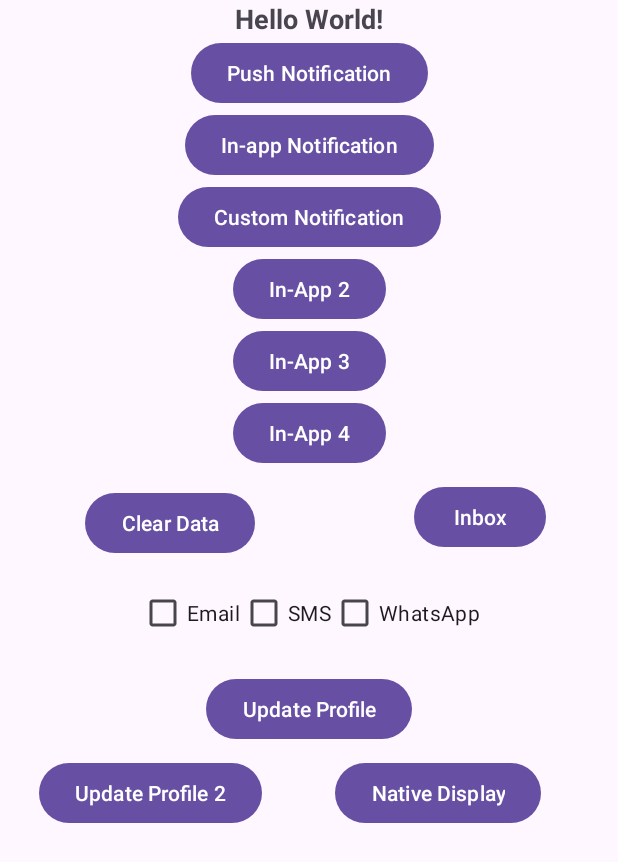
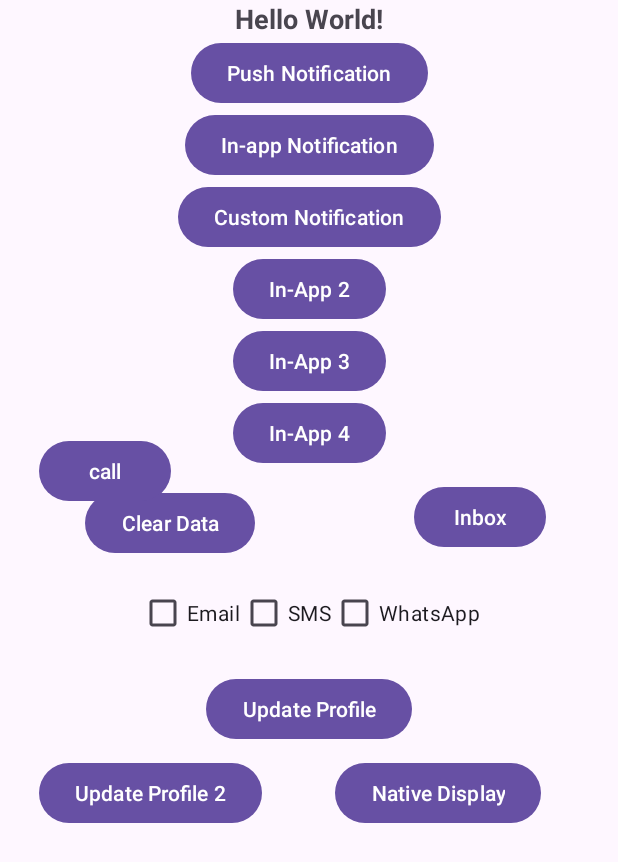
Before and after one commit to lucas150/CleverTap_Android_Integration, an Android app: the screen it shows after launch (MainActivity), on a phone screen of 412 x 824 dp. Shown: the top 862 px of the screen. Run offline under Robolectric (Android 15) with nearby library versions, the phone set to English and light mode, and no system bars; pictures from the network do not load; 13 statements that could not run were skipped.

Commit message:
Signed Call Working for id:johndoe

```diff
--- a/app/src/main/java/com/henil/test_push/CTapp.java
+++ b/app/src/main/java/com/henil/test_push/CTapp.java
@@ -1,36 +1,233 @@
+//package com.henil.test_push;
+//
+//import org.json.JSONException;
+//import org.json.JSONObject;
+//
+//import android.app.Application;
+//import android.app.NotificationManager;
+//import android.util.Log;
+//
+//import androidx.annotation.NonNull;
+//
+//import com.clevertap.android.sdk.ActivityLifecycleCallback;
+//import com.clevertap.android.sdk.CleverTapAPI;
+//import com.clevertap.android.sdk.Constants;
+//import com.clevertap.android.sdk.inapp.CTLocalInApp;
+//import com.clevertap.android.sdk.interfaces.NotificationHandler;
+//import com.clevertap.android.pushtemplates.PushTemplateNotificationHandler;
+//import com.clevertap.android.signedcall.exception.InitException;
+//import com.clevertap.android.signedcall.init.SignedCallAPI;
+//import com.clevertap.android.signedcall.init.SignedCallInitConfiguration;
+//import com.clevertap.android.signedcall.interfaces.SignedCallInitResponse;
+//
+//
+//import java.util.Arrays;
+//
+//import me.leolin.shortcutbadger.BuildConfig;
+//import me.leolin.shortcutbadger.ShortcutBadger;
+//
+//public class CTapp extends Application {
+//
+//    private CleverTapAPI cleverTapAPI;  // Define as a class-level variable
+//
+//    @Override
+//    public void onCreate() {
+//        ActivityLifecycleCallback.register(this);
+//        super.onCreate();
+//
+//        // Initialize CleverTap
+//        cleverTapAPI = CleverTapAPI.getDefaultInstance(getApplicationContext());
+//        CleverTapAPI.setDebugLevel(CleverTapAPI.LogLevel.VERBOSE);
+//
+//        // Create notification channels
+//        CleverTapAPI.createNotificationChannel(getApplicationContext(),
+//                "henil123", "henil123", "henil123", NotificationManager.IMPORTANCE_MAX, true, "hb.mp3");
+//        CleverTapAPI.createNotificationChannel(getApplicationContext(),
+//                "sound", "sound", "sound", NotificationManager.IMPORTANCE_MAX, true, "jsr.mp3");
+//
+//        // Set badge count
+//        int badgeCount = 5;
+//        ShortcutBadger.applyCount(this, badgeCount);
+//
+//        // Set CleverTap notification handler
+//        CleverTapAPI.setNotificationHandler((NotificationHandler) new PushTemplateNotificationHandler());
+//
+//        // Initialize Signed Call API
+//        initializeSignedCall();
+//    }
+//
+//    private void initializeSignedCall() {
+//        boolean allowPersistSocketConnection = true;  // Set based on your requirement
+//        JSONObject initOptions = new JSONObject();
+//        try {
+//            initOptions.put("accountId", "61a52046f56a14cb19a1e9cc");
+//            initOptions.put("apiKey", "9dcced09dae16c5e3606c22346d92361b77efdb360425913850bea4f22d812dd");
+//            initOptions.put("cuid", "ct_henil123");
+//            initOptions.put("appId", BuildConfig.APPLICATION_ID);  // Ensure correct import
+//            initOptions.put("name", "ct_henil123");
+//            initOptions.put("ringtone", "");
+//        } catch (JSONException e) {
+//            Log.e("SignedCall", "JSON Error: ", e);
+//        }
+//        JSONObject jsonObjectConfig = CTLocalInApp.builder()
+//                .setInAppType(CTLocalInApp.InAppType.HALF_INTERSTITIAL)
+//                .setTitleText("Get Notified")
+//                .setMessageText("Please enable notifications on your device to use Push Notifications.")
+//                .followDeviceOrientation(true)
+//                .setPositiveBtnText("Allow")
+//                .setNegativeBtnText("Cancel")
+//                .setBackgroundColor(Constants.WHITE)
+//                .setBtnBorderColor(Constants.BLUE)
+//                .setTitleTextColor(Constants.BLUE)
+//                .setMessageTextColor(Constants.BLACK)
+//                .setBtnTextColor(Constants.WHITE)
+//                .setImageUrl("https://icons.iconarchive.com/icons/treetog/junior/64/camera-icon.png")
+//                .setBtnBackgroundColor(Constants.BLUE)
+//                .build();
+//
+//        // 🛠 Fix: Ensure SCInitMode is used correctly
+//        SignedCallInitConfiguration initConfiguration =
+//                new SignedCallInitConfiguration.Builder(initOptions, allowPersistSocketConnection)
+//                        .build();
+//
+//        SignedCallAPI.getInstance().init(getApplicationContext(), initConfiguration, cleverTapAPI, signedCallInitListener);
+//    }
+//
+//    // Moved SignedCallInitResponse outside initializeSignedCall()
+//    private final SignedCallInitResponse signedCallInitListener = new SignedCallInitResponse() {
+//        @Override
+//        public void onSuccess() {
+//            Log.d("SignedCall", "SDK Initialized Successfully");
+//        }
+//
+//        @Override
+//        public void onFailure(@NonNull InitException initException) {
+//            Log.e("SignedCall", "Error Code: " + initException.getErrorCode()
+//                    + "\nMessage: " + initException.getMessage()
+//                    + "\nExplanation: " + initException.getExplanation());
+//
+//            if (initException.getErrorCode() == InitException.SdkNotInitializedException.getErrorCode()) {
+//                Log.e("SignedCall", "SDK Not Initialized!");
+//            }
+//        }
+//    };
+//}
+
+
+
 package com.henil.test_push;
+
+import org.json.JSONException;
+import org.json.JSONObject;
 
 import android.app.Application;
 import android.app.NotificationManager;
+import android.util.Log;
+
+import androidx.annotation.NonNull;
 
 import com.clevertap.android.sdk.ActivityLifecycleCallback;
 import com.clevertap.android.sdk.CleverTapAPI;
+import com.clevertap.android.sdk.inapp.CTLocalInApp;
 import com.clevertap.android.sdk.interfaces.NotificationHandler;
 import com.clevertap.android.pushtemplates.PushTemplateNotificationHandler;
+import com.clevertap.android.signedcall.exception.InitException;
+import com.clevertap.android.signedcall.init.SignedCallAPI;
+import com.clevertap.android.signedcall.init.SignedCallInitConfiguration;
+import com.clevertap.android.signedcall.interfaces.SignedCallInitResponse;
+
 
 import me.leolin.shortcutbadger.ShortcutBadger;
 
+public class CTapp extends Application {
 
-public class CTapp extends Application {
+    private CleverTapAPI cleverTapAPI;
+
     @Override
     public void onCreate() {
         ActivityLifecycleCallback.register(this);
         super.onCreate();
 
-        CleverTapAPI clevertapDefaultInstance=CleverTapAPI.getDefaultInstance(getApplicationContext());
+        // Initialize CleverTap
+        cleverTapAPI = CleverTapAPI.getDefaultInstance(getApplicationContext());
         CleverTapAPI.setDebugLevel(CleverTapAPI.LogLevel.VERBOSE);
-//        clevertapDefaultInstance.enableDeviceNetworkInfoReporting(true);
+
+        // Create notification channels
+        CleverTapAPI.createNotificationChannel(getApplicationContext(),
+                "henil123", "henil123", "henil123", NotificationManager.IMPORTANCE_MAX, true, "hb.mp3");
+        CleverTapAPI.createNotificationChannel(getApplicationContext(),
+                "sound", "sound", "sound", NotificationManager.IMPORTANCE_MAX, true, "jsr.mp3");
+
+        // Set badge count
+        int badgeCount = 5;
+        ShortcutBadger.applyCount(this, badgeCount);
+
+        // Set CleverTap notification handler
+        CleverTapAPI.setNotificationHandler(new PushTemplateNotificationHandler());
+
+        // Initialize Signed Call API
+        initializeSignedCall();
+    }
+
+    private void initializeSignedCall() {
+        boolean allowPersistSocketConnection = true;  // Set based on your requirement
+        JSONObject initOptions = new JSONObject();
+        try {
+            initOptions.put("accountId", "61a52046f56a14cb19a1e9cc");
+            initOptions.put("apiKey", "9dcced09dae16c5e3606c22346d92361b77efdb360425913850bea4f22d812dd");
+            initOptions.put("cuid", "ct_henil123");
+            initOptions.put("appId", BuildConfig.APPLICATION_ID);
+            initOptions.put("name", "ct_henil123");
+            initOptions.put("ringtone", "");
+        } catch (JSONException e) {
+            Log.e("SignedCall", "JSON Error: ", e);
+        }
+
+        // Fix: Manually define color values instead of using `Constants`
+        JSONObject jsonObjectConfig = CTLocalInApp.builder()
+                .setInAppType(CTLocalInApp.InAppType.HALF_INTERSTITIAL)
+                .setTitleText("Get Notified")
+                .setMessageText("Please enable notifications on your device to use Push Notifications.")
+                .followDeviceOrientation(true)
+                .setPositiveBtnText("Allow")
+                .setNegativeBtnText("Cancel")
+                .setBackgroundColor("#FFFFFF")  // WHITE
+                .setBtnBorderColor("#4285F4")  // BLUE
+                .setTitleTextColor("#4285F4")  // BLUE
+                .setMessageTextColor("#000000") // BLACK
+                .setBtnTextColor("#FFFFFF")  // WHITE
+                .setImageUrl("https://icons.iconarchive.com/icons/treetog/junior/64/camera-icon.png")
+                .setBtnBackgroundColor("#4285F4")  // BLUE
+                .build();
+
+        // ✅ Fix: Set Init Mode Correctly
+        SignedCallInitConfiguration initConfiguration =
+                new SignedCallInitConfiguration.Builder(initOptions, allowPersistSocketConnection)
+                        .promptPushPrimer(jsonObjectConfig)
+                        .setNotificationPermissionRequired(false)
+                        .build();
+
+        SignedCallAPI.getInstance().init(getApplicationContext(), initConfiguration, cleverTapAPI, signedCallInitListener);
+    }
+
+    // Moved SignedCallInitResponse outside initializeSignedCall()
+    private final SignedCallInitResponse signedCallInitListener = new SignedCallInitResponse() {
+        @Override
+        public void onSuccess() {
+            Log.d("SignedCall", "SDK Initialized Successfully");
+        }
+
+        @Override
+        public void onFailure(@NonNull InitException initException) {
+            Log.e("SignedCall", "Error Code: " + initException.getErrorCode()
+                    + "\nMessage: " + initException.getMessage()
+                    + "\nExplanation: " + initException.getExplanation());
+
+            if (initException.getErrorCode() == InitException.SdkNotInitializedException.getErrorCode()) {
+                Log.e("SignedCall", "SDK Not Initialized!");
+            }
+        }
+    };
 
 
-        // Create a notification channel
-        CleverTapAPI.createNotificationChannel(getApplicationContext(),
-                "henil123", "henil123", "henil123", NotificationManager.IMPORTANCE_MAX, true,"hb.mp3");
-  //      CleverTapAPI.createNotificationChannel(getApplicationContext(),"got","Game of Thrones","Game Of Thrones",NotificationManager.IMPORTANCE_MAX,true,"gameofthrones.mp3");
-        CleverTapAPI.createNotificationChannel(getApplicationContext(),
-                "sound", "sound", "sound", NotificationManager.IMPORTANCE_MAX, true,"jsr.mp3");
-        int badgeCount = 5; // Example: Set badge to 5
-        ShortcutBadger.applyCount(this, badgeCount);
-        CleverTapAPI.setNotificationHandler((NotificationHandler)new PushTemplateNotificationHandler());
-
-    }
 }
--- a/app/src/main/res/layout/activity_main.xml
+++ b/app/src/main/res/layout/activity_main.xml
@@ -184,6 +184,18 @@
             app:layout_constraintStart_toStartOf="parent"
             app:layout_constraintTop_toTopOf="parent" />
 
+        <Button
+            android:id="@+id/call"
+            android:layout_width="wrap_content"
+            android:layout_height="wrap_content"
+            android:text="call"
+            app:layout_constraintBottom_toBottomOf="parent"
+            app:layout_constraintEnd_toStartOf="@+id/in_app_3"
+            app:layout_constraintHorizontal_bias="0.384"
+            app:layout_constraintStart_toStartOf="parent"
+            app:layout_constraintTop_toTopOf="parent"
+            app:layout_constraintVertical_bias="0.374" />
+
     </androidx.constraintlayout.widget.ConstraintLayout>
 
 </androidx.coordinatorlayout.widget.CoordinatorLayout>
```
Also changed, not shown: app/build.gradle (+10 -0 lines), app/src/main/AndroidManifest.xml (+6 -2 lines), app/src/main/java/com/henil/test_push/MainActivity.java (+20 -0 lines), app/src/main/java/com/henil/test_push/SignedCallAndroid.java (added, +48 -0 lines).
